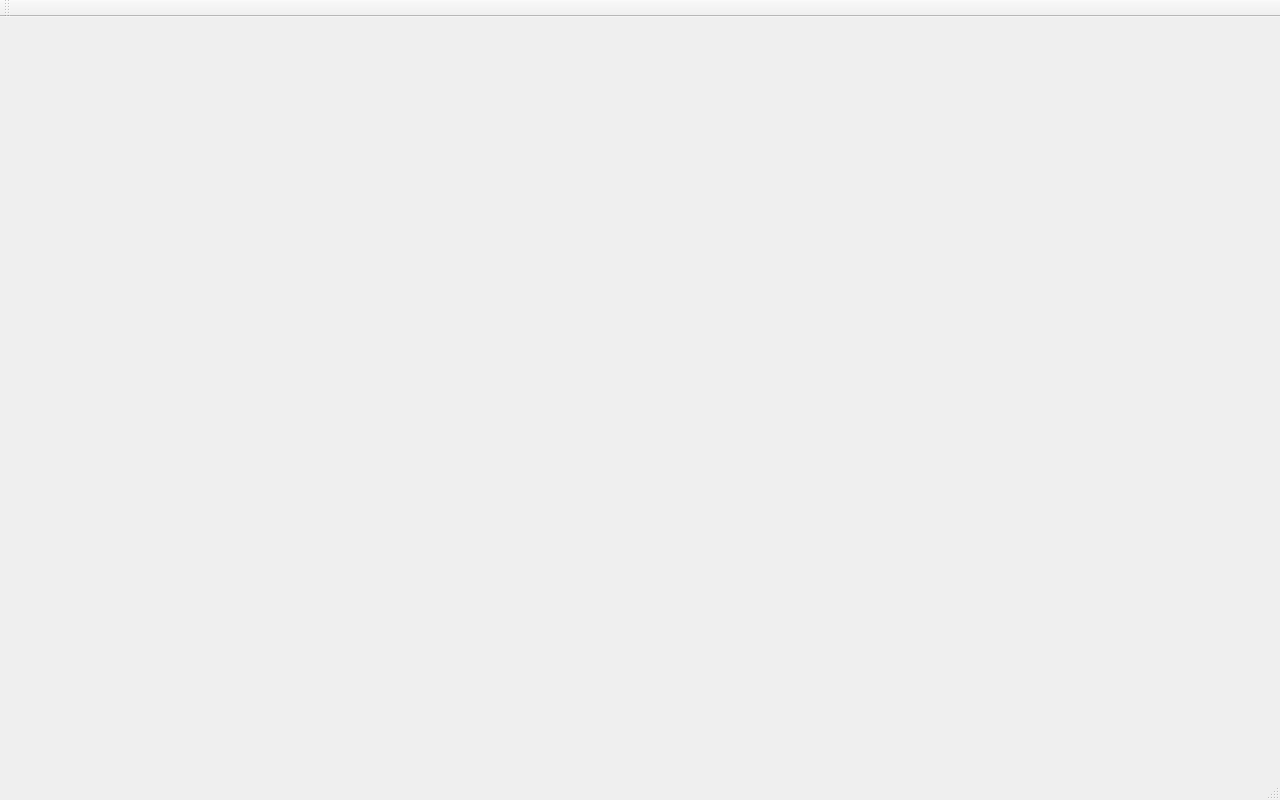
ShaneSopel/CarGui, file mainwindow.ui: the form before one commit.
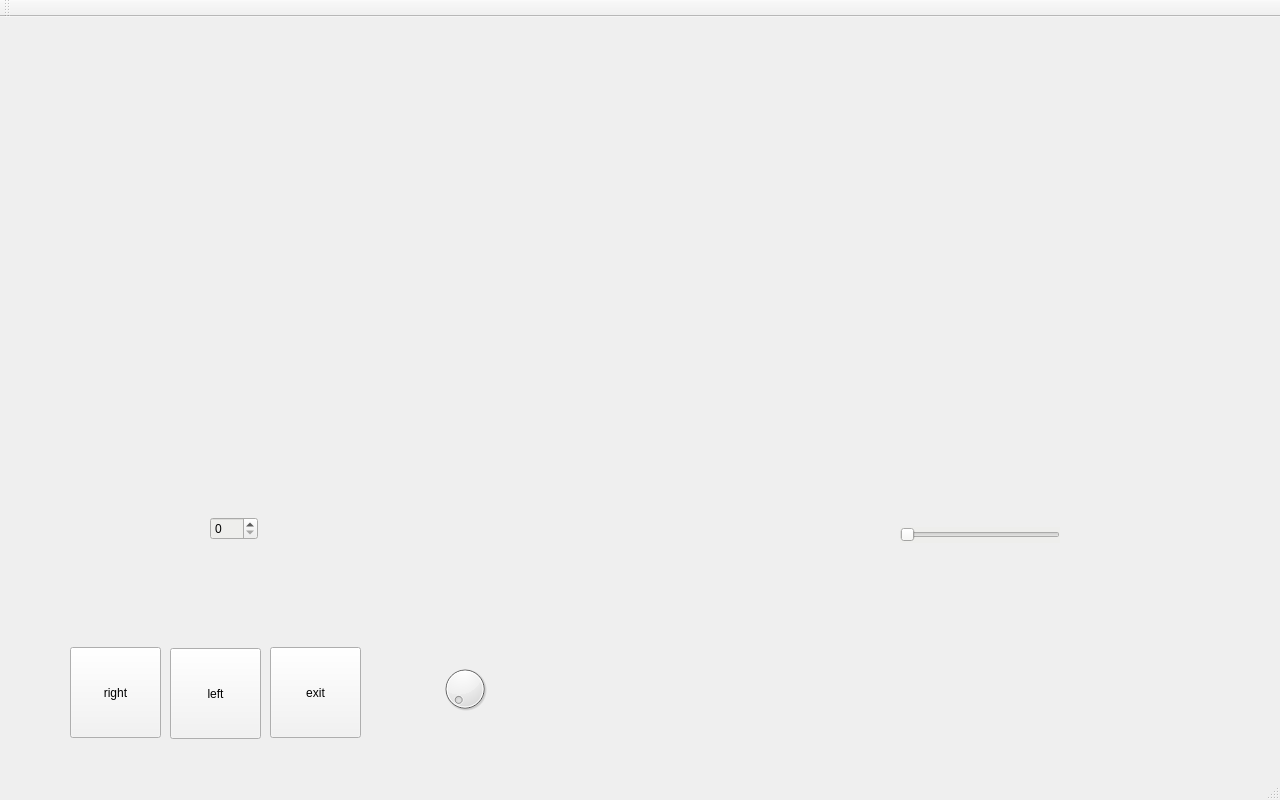
The form after the commit. Icons and pictures are not drawn.

The edit to the form file:
```diff
--- a/mainwindow.ui
+++ b/mainwindow.ui
@@ -13,6 +13,9 @@
   <property name="windowTitle">
    <string>MainWindow</string>
   </property>
+  <property name="toolButtonStyle">
+   <enum>Qt::ToolButtonIconOnly</enum>
+  </property>
   <widget class="QWidget" name="centralWidget">
    <widget class="QLabel" name="fuelGauge">
     <property name="geometry">
@@ -100,16 +103,115 @@
      <pixmap>images/odometer.png</pixmap>
     </property>
    </widget>
-  </widget>
-  <widget class="QMenuBar" name="menuBar">
-   <property name="geometry">
-    <rect>
-     <x>0</x>
-     <y>0</y>
-     <width>1280</width>
-     <height>19</height>
-    </rect>
-   </property>
+   <widget class="QPushButton" name="leftbutton">
+    <property name="geometry">
+     <rect>
+      <x>70</x>
+      <y>630</y>
+      <width>91</width>
+      <height>91</height>
+     </rect>
+    </property>
+    <property name="styleSheet">
+     <string notr="true">background-color: rgb(243, 243, 243);
+font: 75 oblique 9pt &quot;DejaVu Sans Mono&quot;;</string>
+    </property>
+    <property name="text">
+     <string>right</string>
+    </property>
+   </widget>
+   <widget class="QPushButton" name="rightbutton">
+    <property name="geometry">
+     <rect>
+      <x>170</x>
+      <y>631</y>
+      <width>91</width>
+      <height>91</height>
+     </rect>
+    </property>
+    <property name="styleSheet">
+     <string notr="true">background-color: rgb(243, 243, 243);
+font: 75 oblique 9pt &quot;DejaVu Sans Mono&quot;;</string>
+    </property>
+    <property name="text">
+     <string>left</string>
+    </property>
+   </widget>
+   <widget class="QPushButton" name="exitbutton">
+    <property name="geometry">
+     <rect>
+      <x>270</x>
+      <y>630</y>
+      <width>91</width>
+      <height>91</height>
+     </rect>
+    </property>
+    <property name="styleSheet">
+     <string notr="true">background-color: rgb(243, 243, 243);
+font: 75 oblique 9pt &quot;DejaVu Sans Mono&quot;;</string>
+    </property>
+    <property name="text">
+     <string>exit</string>
+    </property>
+   </widget>
+   <widget class="QSpinBox" name="spinner">
+    <property name="geometry">
+     <rect>
+      <x>210</x>
+      <y>500</y>
+      <width>48</width>
+      <height>23</height>
+     </rect>
+    </property>
+    <property name="styleSheet">
+     <string notr="true">background-color: rgb(238, 238, 236);</string>
+    </property>
+   </widget>
+   <widget class="QSlider" name="slider">
+    <property name="geometry">
+     <rect>
+      <x>900</x>
+      <y>510</y>
+      <width>160</width>
+      <height>16</height>
+     </rect>
+    </property>
+    <property name="styleSheet">
+     <string notr="true">background-color: rgb(238, 238, 236);</string>
+    </property>
+    <property name="orientation">
+     <enum>Qt::Horizontal</enum>
+    </property>
+   </widget>
+   <widget class="QLabel" name="needleodo">
+    <property name="geometry">
+     <rect>
+      <x>910</x>
+      <y>0</y>
+      <width>301</width>
+      <height>411</height>
+     </rect>
+    </property>
+    <property name="styleSheet">
+     <string notr="true">background-color: rgba(0,0,0,0)</string>
+    </property>
+    <property name="text">
+     <string/>
+    </property>
+    <property name="pixmap">
+     <pixmap>images/needle.png</pixmap>
+    </property>
+   </widget>
+   <widget class="QDial" name="dial">
+    <property name="geometry">
+     <rect>
+      <x>440</x>
+      <y>640</y>
+      <width>50</width>
+      <height>64</height>
+     </rect>
+    </property>
+   </widget>
   </widget>
   <widget class="QToolBar" name="mainToolBar">
    <attribute name="toolBarArea">
```
Left out of the diff: 2 changed lines with no effect on the pictures.
